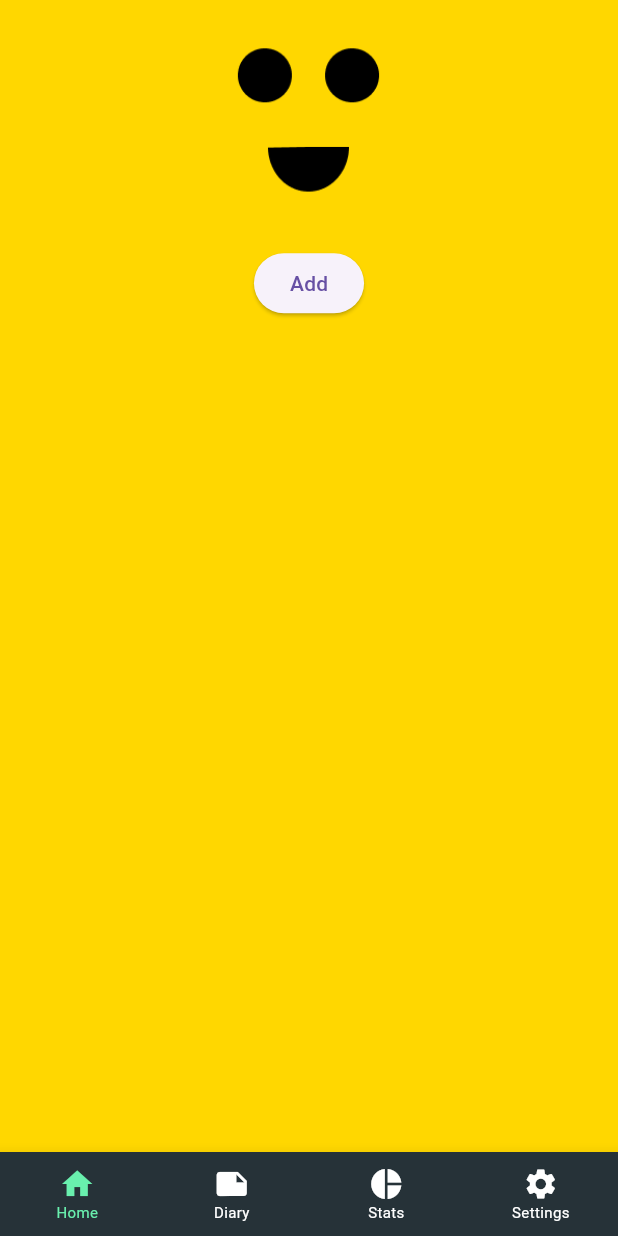
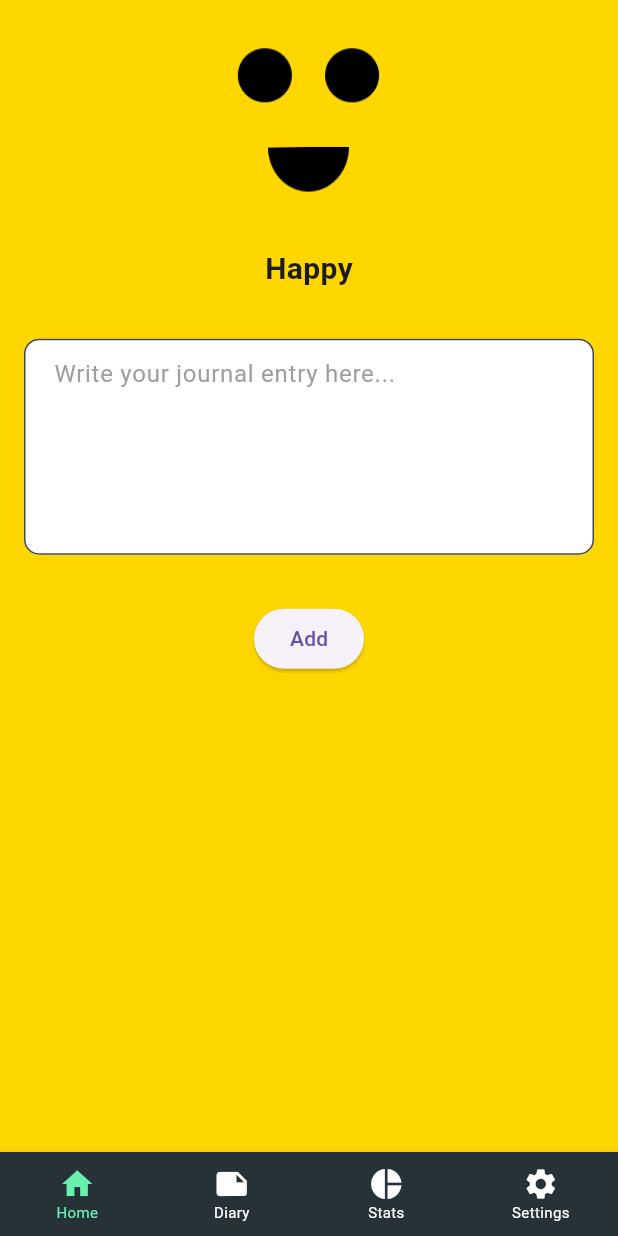
Before and after one commit to orphiano-0/daily_mood, a Flutter app: the screen it shows after launch, on a phone screen of 412 x 824 dp. Run offline on Flutter 3.47's test engine with Material 3 defaults, Android fonts, the light colour scheme and no system bars; our stand-ins replace equatable, fl_chart, flutter_bloc, go_router, hive, hive_flutter and 1 more; accounts and stored records are empty; Roboto replaces fonts that are missing (Pixel); project files that could hold a hidden picture were left out.

Commit message:
start mood entry

```diff
--- /dev/null
+++ b/devtools_options.yaml
@@ -0,0 +1,3 @@
+description: This file stores settings for Dart & Flutter DevTools.
+documentation: https://docs.flutter.dev/tools/devtools/extensions#configure-extension-enablement-states
+extensions:
--- a/lib/screens/mood_entry/mood_entry.dart
+++ b/lib/screens/mood_entry/mood_entry.dart
@@ -2,6 +2,7 @@ import 'package:daily_moode/features/carousel_bloc/carousel_state.dart';
 import 'package:daily_moode/features/mood_entry/bloc/daily_mood_bloc.dart';
 import 'package:daily_moode/features/mood_entry/bloc/daily_mood_event.dart';
 import 'package:daily_moode/features/mood_entry/models/mood_models.dart';
+import 'package:daily_moode/shared/widgets/mood_textfield.dart';
 import 'package:flutter/material.dart';
 import 'package:flutter_bloc/flutter_bloc.dart';
 import 'package:hive/hive.dart';
@@ -20,10 +21,20 @@ class MoodEntry extends StatelessWidget {
           .skip(1)
           .map(
             (emojiCategory) => Padding(
-              padding: const EdgeInsets.all(0),
-              child: ClipRRect(
-                borderRadius: BorderRadius.circular(10),
-                child: Image.asset(emojiCategory.image, fit: BoxFit.fill),
+              padding: const EdgeInsets.all(12.0),
+              child: Column(
+                crossAxisAlignment: CrossAxisAlignment.center,
+                children: [
+                  ClipRRect(
+                    child: Image.asset(emojiCategory.image, fit: BoxFit.fill),
+                  ),
+                  const SizedBox(height: 20),
+                  Text(
+                    emojiCategory.label,
+                    style: TextStyle(fontSize: 16, fontWeight: FontWeight.bold),
+                    textAlign: TextAlign.center,
+                  ),
+                ],
               ),
             ),
           )
@@ -75,8 +86,13 @@ class MoodEntry extends StatelessWidget {
                       },
                     ),
                   ),
-                  // Text(currentCategory.label),
-                  // TextField(controller: TextEditingController(),),
+                  Text(
+                    currentCategory.label,
+                    style: TextStyle(fontSize: 20, fontWeight: FontWeight.bold),
+                  ),
+                  SizedBox(height: 20),
+                  MoodJournalEntry(journalEntry: journalController),
+                  SizedBox(height: 20),
                   ElevatedButton(
                     onPressed: () {
                       final moodEntry = MoodModel(
--- /dev/null
+++ b/lib/shared/widgets/mood_textfield.dart
@@ -0,0 +1,40 @@
+import 'package:flutter/material.dart';
+
+class MoodJournalEntry extends StatelessWidget {
+  final TextEditingController journalEntry;
+
+  const MoodJournalEntry({super.key, required this.journalEntry});
+
+  @override
+  Widget build(BuildContext context) {
+    return Container(
+      margin: const EdgeInsets.symmetric(horizontal: 16, vertical: 12),
+      child: TextField(
+        controller: journalEntry,
+        maxLines: 5,
+        decoration: InputDecoration(
+          hintText: "Write your journal entry here...",
+          // Placeholder text
+          hintStyle: const TextStyle(color: Colors.grey),
+          // Styling for hint text
+          border: OutlineInputBorder(
+            borderRadius: BorderRadius.circular(10), // Rounded corners
+            borderSide: const BorderSide(color: Colors.grey), // Border color
+          ),
+          focusedBorder: OutlineInputBorder(
+            borderRadius: BorderRadius.circular(10),
+            borderSide: const BorderSide(
+                color: Colors.blue, width: 2), // Focused border
+          ),
+          filled: true,
+          // Enable background color
+          fillColor: Colors.white,
+          // Background color
+          contentPadding: const EdgeInsets.symmetric(
+              vertical: 12, horizontal: 16), // Inner padding
+        ),
+        style: const TextStyle(fontSize: 16), // Text style for journal entry
+      ),
+    );
+  }
+}
```
